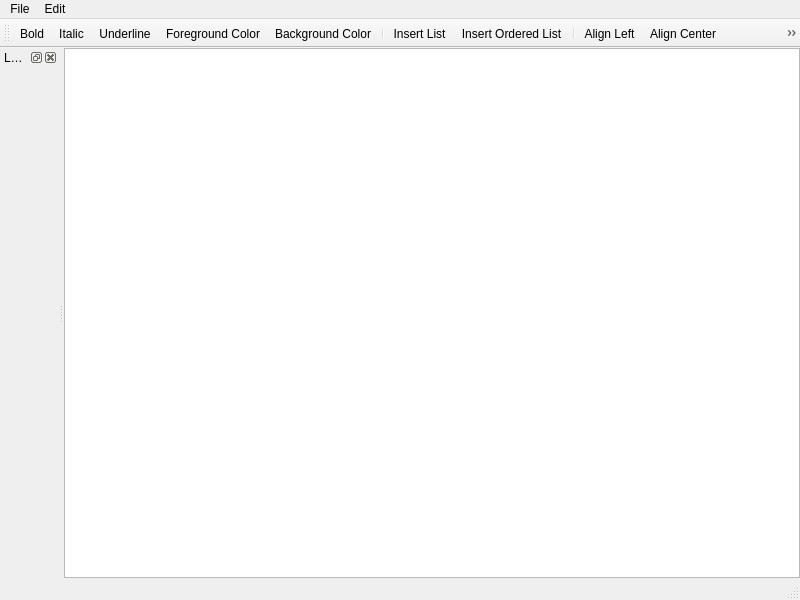
The window that Sources/Lessons/LessonsEditorMainWindow.ui (FromtonRouge/KaladriusTrainer) describes before a commit, drawn with Qt 5.
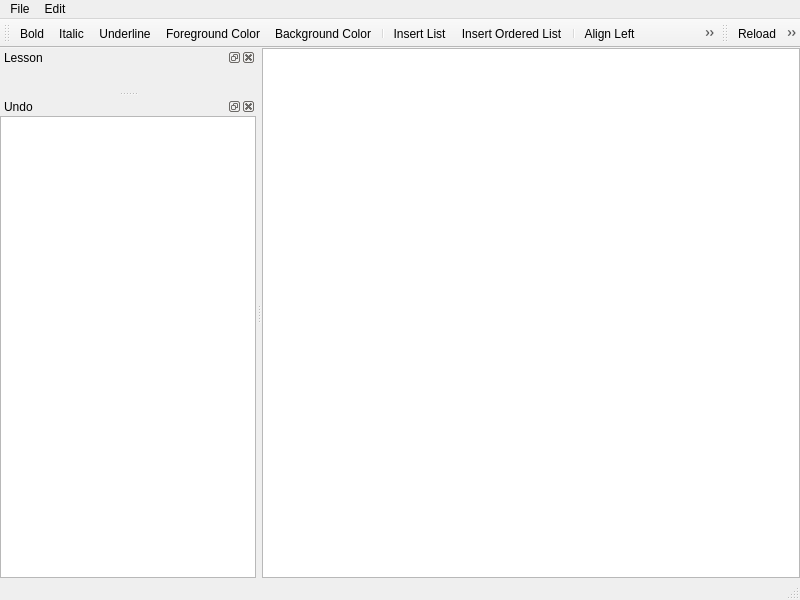
The same window after the commit. Icons and pictures are not drawn. Custom widgets are drawn as their Qt base class.

Commit message: Generic QVector serialization added

Diff of the .ui file:
```diff
--- a/Sources/Lessons/LessonsEditorMainWindow.ui
+++ b/Sources/Lessons/LessonsEditorMainWindow.ui
@@ -118,6 +118,54 @@
    <addaction name="separator"/>
    <addaction name="actionInsert_Table"/>
   </widget>
+  <widget class="QToolBar" name="toolBarFile">
+   <property name="windowTitle">
+    <string>File Toolbar</string>
+   </property>
+   <property name="iconSize">
+    <size>
+     <width>16</width>
+     <height>16</height>
+    </size>
+   </property>
+   <attribute name="toolBarArea">
+    <enum>TopToolBarArea</enum>
+   </attribute>
+   <attribute name="toolBarBreak">
+    <bool>false</bool>
+   </attribute>
+   <addaction name="actionReload"/>
+   <addaction name="separator"/>
+   <addaction name="actionSave"/>
+   <addaction name="actionSave_As"/>
+  </widget>
+  <widget class="QDockWidget" name="dockWidgetUndo">
+   <property name="windowTitle">
+    <string>Undo</string>
+   </property>
+   <attribute name="dockWidgetArea">
+    <number>1</number>
+   </attribute>
+   <widget class="QWidget" name="dockWidgetContents_3">
+    <layout class="QGridLayout" name="gridLayout_3">
+     <property name="leftMargin">
+      <number>0</number>
+     </property>
+     <property name="topMargin">
+      <number>0</number>
+     </property>
+     <property name="rightMargin">
+      <number>0</number>
+     </property>
+     <property name="bottomMargin">
+      <number>0</number>
+     </property>
+     <item row="0" column="0">
+      <widget class="QUndoView" name="listViewUndo"/>
+     </item>
+    </layout>
+   </widget>
+  </widget>
   <action name="actionInsert_Table">
    <property name="icon">
     <iconset resource="../../Resources/ProgrammerStenoTutor.qrc">
@@ -288,6 +336,11 @@
    <header>Lessons/LessonsWidget.h</header>
    <container>1</container>
   </customwidget>
+  <customwidget>
+   <class>QUndoView</class>
+   <extends>QListView</extends>
+   <header location="global">QtWidgets/QUndoView</header>
+  </customwidget>
  </customwidgets>
  <resources>
   <include location="../../Resources/ProgrammerStenoTutor.qrc"/>
```
Left out of the diff: 2 changed lines with no effect on the pictures. The commit also changes 2 other files.
